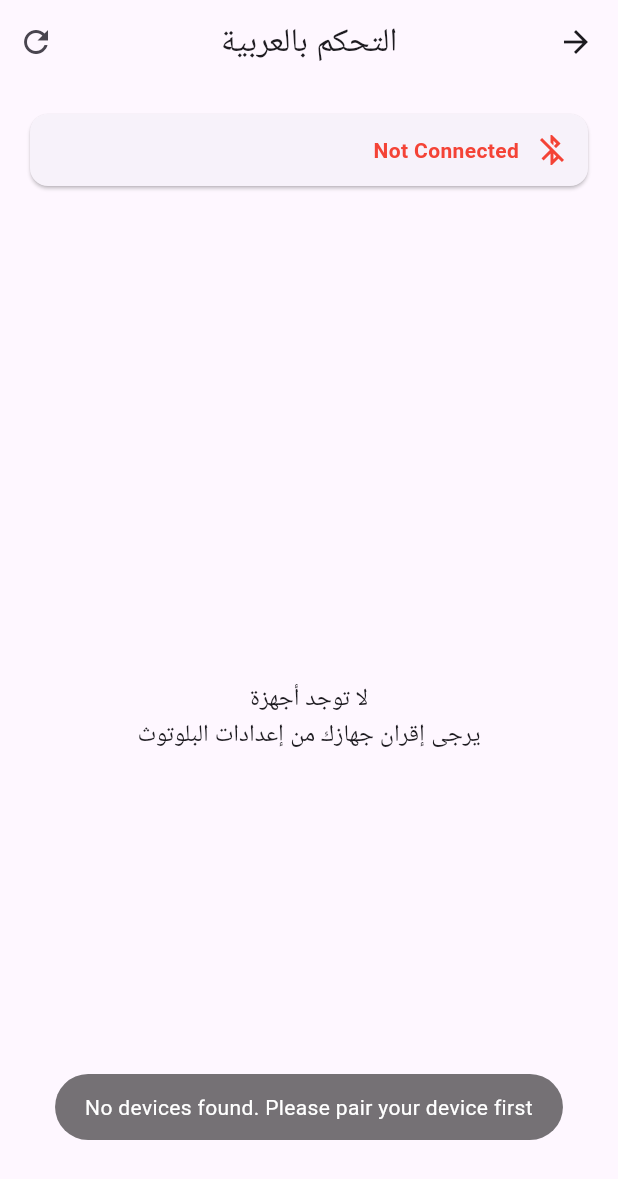
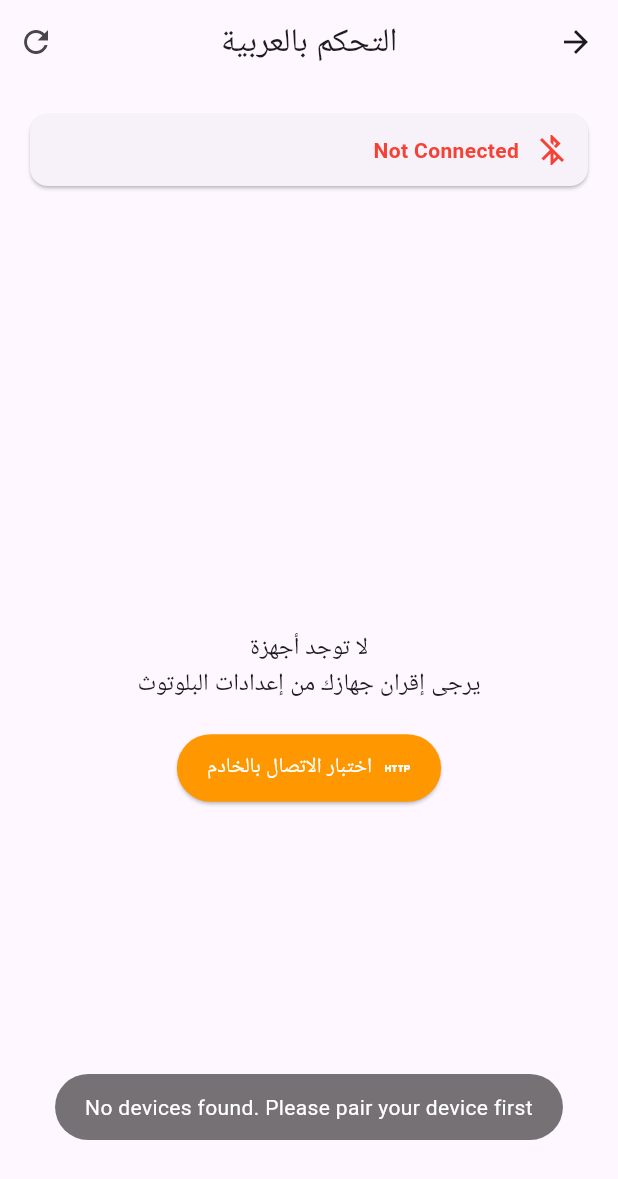
Before and after one commit to DoaaSamirTest/graduationProject, a Flutter app: the ControlScreen screen opened by its route, on a phone screen of 412 x 824 dp. Shown: the top 1179 px of the screen. Run offline on Flutter 3.47's test engine with Material 3 defaults, Android fonts, the phone set to English and light mode, and no system bars; our stand-ins replace flutter_bluetooth_serial, fluttertoast, permission_handler, sqflite; accounts and stored records are empty; Roboto replaces fonts that are missing (Cairo).

Commit message:
Enhance app functionality by adding HTTP request capabilities, integrating a search screen, and updating dependencies. Refactor UI components for improved layout and consistency.

```diff
--- a/lib/screens/control_screen.dart
+++ b/lib/screens/control_screen.dart
@@ -12,6 +12,7 @@ import 'package:permission_handler/permission_handler.dart'
 import 'package:fluttertoast/fluttertoast.dart';
 import 'package:flutter/services.dart';
 import '../models/medicine.dart';
+import '../utils/http_test_service.dart';
 import 'widgets/connection_status_card.dart';
 import 'widgets/device_list.dart';
 import 'widgets/control_panel.dart';
@@ -267,6 +268,11 @@ class ControlScreenState extends State<ControlScreen> {
     );
   }
 
+  /// Sends a test HTTP request to the Flask server
+  Future<void> _sendHttpTest() async {
+    await HttpTestService.sendHttpTest(context);
+  }
+
   // =================== UI ===================
 
   @override
@@ -298,12 +304,29 @@ class ControlScreenState extends State<ControlScreen> {
             Expanded(
               child:
                   _devicesList.isEmpty
-                      ? const Center(
-                        child: Text(
-                          "لا توجد أجهزة\nيرجى إقران جهازك من إعدادات البلوتوث",
-                          textAlign: TextAlign.center,
-                          style: TextStyle(fontSize: 16),
-                        ),
+                      ? Column(
+                        mainAxisAlignment: MainAxisAlignment.center,
+                        children: [
+                          const Text(
+                            "لا توجد أجهزة\nيرجى إقران جهازك من إعدادات البلوتوث",
+                            textAlign: TextAlign.center,
+                            style: TextStyle(fontSize: 16),
+                          ),
+                          const SizedBox(height: 20),
+                          ElevatedButton.icon(
+                            onPressed: _sendHttpTest,
+                            icon: const Icon(Icons.http),
+                            label: const Text('اختبار الاتصال بالخادم'),
+                            style: ElevatedButton.styleFrom(
+                              backgroundColor: Colors.orange,
+                              foregroundColor: Colors.white,
+                              padding: const EdgeInsets.symmetric(
+                                horizontal: 20,
+                                vertical: 12,
+                              ),
+                            ),
+                          ),
+                        ],
                       )
                       : _devicesList.isNotEmpty && !_isConnected
                       ? DeviceList(
@@ -320,6 +343,7 @@ class ControlScreenState extends State<ControlScreen> {
                         sendCommand: _sendCommand,
                         isPickingMedicine: _isPickingMedicine,
                         pickMedicine: _pickMedicine,
+                        sendHttpTest: _sendHttpTest,
                       )
                       : const SizedBox(),
             ),
--- a/lib/screens/medicine_details_screen.dart
+++ b/lib/screens/medicine_details_screen.dart
@@ -1,6 +1,7 @@
 import 'package:flutter/material.dart';
 import '../models/medicine.dart';
 import '../utils/database_helper.dart';
+import '../utils/http_test_service.dart';
 import 'control_screen.dart';
 
 class MedicineDetailsScreen extends StatefulWidget {
--- a/pubspec.yaml
+++ b/pubspec.yaml
@@ -33,6 +33,7 @@ dependencies:
     sdk: flutter
   flutter_bluetooth_serial: ^0.4.0
   fluttertoast: ^8.2.12
+  http: ^1.1.0
   path: ^1.8.3
   permission_handler: ^12.0.0+1
   sqflite: ^2.3.0
```
Also changed, not shown: lib/main.dart (+4 -8 lines), lib/screens/home_screen.dart (+29 -29 lines), lib/screens/widgets/control_panel.dart (+29 -0 lines), lib/utils/database_helper.dart (+36 -23 lines), pubspec.lock.
